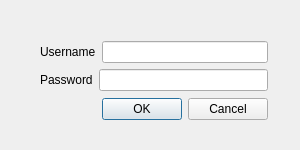
Qt form src/app/ui/passworddialog.ui (PLLUG/sourceline) before a commit.
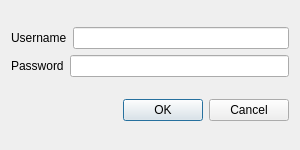
The same form after that commit.

Commit message: fixed password dialog layout

What changed in the file:
```diff
--- a/src/app/ui/passworddialog.ui
+++ b/src/app/ui/passworddialog.ui
@@ -25,15 +25,6 @@
   <property name="windowTitle">
    <string>Log in</string>
   </property>
-  <widget class="QWidget" name="layoutWidget">
-   <property name="geometry">
-    <rect>
-     <x>40</x>
-     <y>40</y>
-     <width>228</width>
-     <height>83</height>
-    </rect>
-   </property>
    <layout class="QVBoxLayout" name="verticalLayout_2">
     <item>
      <layout class="QVBoxLayout" name="verticalLayout">
@@ -84,7 +75,6 @@
      </widget>
     </item>
    </layout>
-  </widget>
  </widget>
  <resources/>
  <connections>
```
Lines whose indentation alone changed are shown as unchanged.
